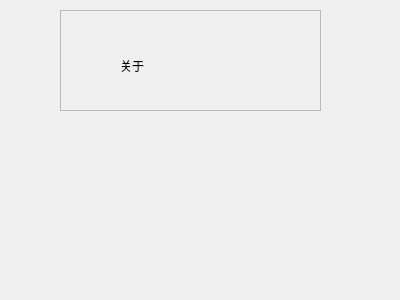
Above: Android/MDmusic/menu.ui from zhaomangang/MusicDownland before the change. Below: the same form after it.
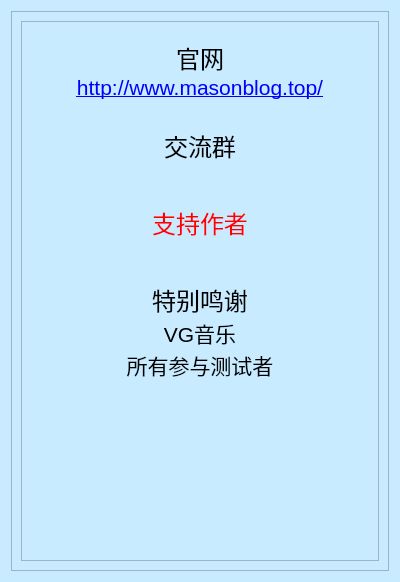
That is the form after the change. Icons and pictures are not drawn.

```diff
--- a/Android/MDmusic/menu.ui
+++ b/Android/MDmusic/menu.ui
@@ -7,41 +7,56 @@
     <x>0</x>
     <y>0</y>
     <width>400</width>
-    <height>300</height>
+    <height>582</height>
    </rect>
   </property>
   <property name="windowTitle">
    <string>Form</string>
   </property>
-  <widget class="QFrame" name="frame">
-   <property name="geometry">
-    <rect>
-     <x>60</x>
-     <y>10</y>
-     <width>261</width>
-     <height>101</height>
-    </rect>
-   </property>
+  <property name="styleSheet">
+   <string notr="true">background-color: rgb(201, 235, 255);</string>
+  </property>
+  <layout class="QVBoxLayout" name="verticalLayout_3">
+   <item>
+    <widget class="QFrame" name="frame_2">
    <property name="frameShape">
     <enum>QFrame::StyledPanel</enum>
    </property>
    <property name="frameShadow">
     <enum>QFrame::Raised</enum>
    </property>
-   <widget class="QLabel" name="label">
-    <property name="geometry">
-     <rect>
-      <x>60</x>
-      <y>40</y>
-      <width>71</width>
-      <height>31</height>
-     </rect>
-    </property>
-    <property name="text">
-     <string>关于</string>
-    </property>
-   </widget>
-  </widget>
+     <layout class="QVBoxLayout" name="verticalLayout_2">
+      <item>
+       <widget class="QTextBrowser" name="textBrowser_2">
+        <property name="html">
+         <string>&lt;!DOCTYPE HTML PUBLIC &quot;-//W3C//DTD HTML 4.0//EN&quot; &quot;http://www.w3.org/TR/REC-html40/strict.dtd&quot;&gt;
+&lt;html&gt;&lt;head&gt;&lt;meta name=&quot;qrichtext&quot; content=&quot;1&quot; /&gt;&lt;style type=&quot;text/css&quot;&gt;
+p, li { white-space: pre-wrap; }
+&lt;/style&gt;&lt;/head&gt;&lt;body style=&quot; font-family:'SimSun'; font-size:9pt; font-weight:400; font-style:normal;&quot;&gt;
+&lt;p align=&quot;center&quot; style=&quot;-qt-paragraph-type:empty; margin-top:0px; margin-bottom:0px; margin-left:0px; margin-right:0px; -qt-block-indent:0; text-indent:0px;&quot;&gt;&lt;br /&gt;&lt;/p&gt;
+&lt;p align=&quot;center&quot; style=&quot; margin-top:0px; margin-bottom:0px; margin-left:0px; margin-right:0px; -qt-block-indent:0; text-indent:0px;&quot;&gt;&lt;span style=&quot; font-size:18pt;&quot;&gt;官网&lt;/span&gt;&lt;/p&gt;
+&lt;p align=&quot;center&quot; style=&quot; margin-top:0px; margin-bottom:0px; margin-left:0px; margin-right:0px; -qt-block-indent:0; text-indent:0px;&quot;&gt;&lt;a href=&quot;http://www.masonblog.top/&quot;&gt;&lt;span style=&quot; font-size:16pt; text-decoration: underline; color:#0000ff;&quot;&gt;http://www.masonblog.top/&lt;/span&gt;&lt;/a&gt;&lt;/p&gt;
+&lt;p align=&quot;center&quot; style=&quot;-qt-paragraph-type:empty; margin-top:0px; margin-bottom:0px; margin-left:0px; margin-right:0px; -qt-block-indent:0; text-indent:0px;&quot;&gt;&lt;br /&gt;&lt;/p&gt;
+&lt;p align=&quot;center&quot; style=&quot;-qt-paragraph-type:empty; margin-top:0px; margin-bottom:0px; margin-left:0px; margin-right:0px; -qt-block-indent:0; text-indent:0px;&quot;&gt;&lt;br /&gt;&lt;/p&gt;
+&lt;p align=&quot;center&quot; style=&quot; margin-top:0px; margin-bottom:0px; margin-left:0px; margin-right:0px; -qt-block-indent:0; text-indent:0px;&quot;&gt;&lt;span style=&quot; font-size:18pt;&quot;&gt;交流群&lt;/span&gt;&lt;/p&gt;
+&lt;p align=&quot;center&quot; style=&quot; margin-top:0px; margin-bottom:0px; margin-left:0px; margin-right:0px; -qt-block-indent:0; text-indent:0px;&quot;&gt;&lt;img src=&quot;:/image/QQ176.png&quot; /&gt;&lt;/p&gt;
+&lt;p align=&quot;center&quot; style=&quot;-qt-paragraph-type:empty; margin-top:0px; margin-bottom:0px; margin-left:0px; margin-right:0px; -qt-block-indent:0; text-indent:0px;&quot;&gt;&lt;br /&gt;&lt;/p&gt;
+&lt;p align=&quot;center&quot; style=&quot;-qt-paragraph-type:empty; margin-top:0px; margin-bottom:0px; margin-left:0px; margin-right:0px; -qt-block-indent:0; text-indent:0px;&quot;&gt;&lt;br /&gt;&lt;/p&gt;
+&lt;p align=&quot;center&quot; style=&quot; margin-top:0px; margin-bottom:0px; margin-left:0px; margin-right:0px; -qt-block-indent:0; text-indent:0px;&quot;&gt;&lt;span style=&quot; font-size:18pt; color:#ff0000;&quot;&gt;支持作者&lt;/span&gt;&lt;/p&gt;
+&lt;p align=&quot;center&quot; style=&quot; margin-top:0px; margin-bottom:0px; margin-left:0px; margin-right:0px; -qt-block-indent:0; text-indent:0px;&quot;&gt;&lt;img src=&quot;:/image/payy.png&quot; /&gt;&lt;/p&gt;
+&lt;p align=&quot;center&quot; style=&quot;-qt-paragraph-type:empty; margin-top:0px; margin-bottom:0px; margin-left:0px; margin-right:0px; -qt-block-indent:0; text-indent:0px;&quot;&gt;&lt;br /&gt;&lt;/p&gt;
+&lt;p align=&quot;center&quot; style=&quot;-qt-paragraph-type:empty; margin-top:0px; margin-bottom:0px; margin-left:0px; margin-right:0px; -qt-block-indent:0; text-indent:0px;&quot;&gt;&lt;br /&gt;&lt;/p&gt;
+&lt;p align=&quot;center&quot; style=&quot; margin-top:0px; margin-bottom:0px; margin-left:0px; margin-right:0px; -qt-block-indent:0; text-indent:0px;&quot;&gt;&lt;span style=&quot; font-size:18pt;&quot;&gt;特别鸣谢&lt;/span&gt;&lt;/p&gt;
+&lt;p align=&quot;center&quot; style=&quot; margin-top:0px; margin-bottom:0px; margin-left:0px; margin-right:0px; -qt-block-indent:0; text-indent:0px;&quot;&gt;&lt;span style=&quot; font-size:16pt;&quot;&gt;VG音乐&lt;/span&gt;&lt;/p&gt;
+&lt;p align=&quot;center&quot; style=&quot; margin-top:0px; margin-bottom:0px; margin-left:0px; margin-right:0px; -qt-block-indent:0; text-indent:0px;&quot;&gt;&lt;span style=&quot; font-size:16pt;&quot;&gt;所有参与测试者&lt;/span&gt;&lt;/p&gt;
+&lt;p align=&quot;center&quot; style=&quot;-qt-paragraph-type:empty; margin-top:0px; margin-bottom:0px; margin-left:0px; margin-right:0px; -qt-block-indent:0; text-indent:0px; font-size:18pt;&quot;&gt;&lt;br /&gt;&lt;/p&gt;&lt;/body&gt;&lt;/html&gt;</string>
+        </property>
+       </widget>
+      </item>
+     </layout>
+    </widget>
+   </item>
+  </layout>
  </widget>
  <resources/>
  <connections/>
```
Lines whose indentation alone changed are shown as unchanged.
